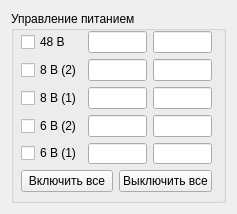
This is src/Widgets/PowerWidget.ui in AlexanderMokhov/AR-600Controller as Qt 5 draws it before an edit. The edited form follows.
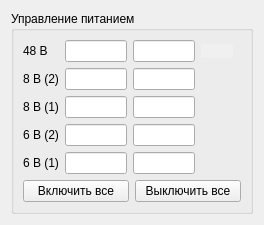
This is the edited form. Icons and pictures are not drawn.

```diff
--- a/src/Widgets/PowerWidget.ui
+++ b/src/Widgets/PowerWidget.ui
@@ -6,12 +6,12 @@
    <rect>
     <x>0</x>
     <y>0</y>
-    <width>233</width>
-    <height>210</height>
+    <width>260</width>
+    <height>228</height>
    </rect>
   </property>
   <property name="sizePolicy">
-   <sizepolicy hsizetype="Expanding" vsizetype="Expanding">
+   <sizepolicy hsizetype="Fixed" vsizetype="Fixed">
     <horstretch>0</horstretch>
     <verstretch>0</verstretch>
    </sizepolicy>
@@ -19,7 +19,10 @@
   <property name="windowTitle">
    <string>Form</string>
   </property>
-  <layout class="QGridLayout" name="gridLayout">
+  <layout class="QGridLayout" name="gridLayout_4">
+   <property name="sizeConstraint">
+    <enum>QLayout::SetFixedSize</enum>
+   </property>
    <item row="0" column="0">
     <widget class="QGroupBox" name="groupBox">
      <property name="sizePolicy">
@@ -37,20 +40,16 @@
      <property name="title">
       <string>Управление питанием</string>
      </property>
-     <widget class="QWidget" name="layoutWidget">
-      <property name="geometry">
-       <rect>
-        <x>10</x>
-        <y>20</y>
-        <width>191</width>
-        <height>161</height>
-       </rect>
-      </property>
-      <layout class="QVBoxLayout" name="verticalLayout">
-       <item>
-        <layout class="QGridLayout" name="gridLayoutTools">
+     <layout class="QGridLayout" name="gridLayout_3">
+      <item row="0" column="0">
+       <layout class="QGridLayout" name="gridLayout_2">
+        <property name="sizeConstraint">
+         <enum>QLayout::SetDefaultConstraint</enum>
+        </property>
+        <item row="0" column="0" colspan="2">
+         <layout class="QGridLayout" name="gridLayout">
          <item row="0" column="0">
-          <widget class="QCheckBox" name="checkBox48V">
+           <widget class="QLabel" name="label">
            <property name="text">
             <string>48 В</string>
            </property>
@@ -58,6 +57,12 @@
          </item>
          <item row="0" column="1">
           <widget class="QLineEdit" name="line48_U">
+            <property name="sizePolicy">
+             <sizepolicy hsizetype="Preferred" vsizetype="Fixed">
+              <horstretch>0</horstretch>
+              <verstretch>0</verstretch>
+             </sizepolicy>
+            </property>
            <property name="alignment">
             <set>Qt::AlignCenter</set>
            </property>
@@ -68,6 +73,12 @@
          </item>
          <item row="0" column="2">
           <widget class="QLineEdit" name="line48_I">
+            <property name="sizePolicy">
+             <sizepolicy hsizetype="Preferred" vsizetype="Fixed">
+              <horstretch>0</horstretch>
+              <verstretch>0</verstretch>
+             </sizepolicy>
+            </property>
            <property name="alignment">
             <set>Qt::AlignCenter</set>
            </property>
@@ -76,8 +87,70 @@
            </property>
           </widget>
          </item>
+          <item row="0" column="3">
+           <widget class="QPushButton" name="pushButton_5">
+            <property name="enabled">
+             <bool>true</bool>
+            </property>
+            <property name="sizePolicy">
+             <sizepolicy hsizetype="Fixed" vsizetype="Fixed">
+              <horstretch>0</horstretch>
+              <verstretch>0</verstretch>
+             </sizepolicy>
+            </property>
+            <property name="font">
+             <font>
+              <kerning>false</kerning>
+             </font>
+            </property>
+            <property name="mouseTracking">
+             <bool>false</bool>
+            </property>
+            <property name="autoFillBackground">
+             <bool>false</bool>
+            </property>
+            <property name="styleSheet">
+             <string notr="true">QPushButton:checked { background-color: rgb(240,240,240);; border: 0; border-style: outset; }</string>
+            </property>
+            <property name="text">
+             <string/>
+            </property>
+            <property name="icon">
+             <iconset resource="../MyResources.qrc">
+              <normaloff>:/MyIcons/Icons/off.png</normaloff>
+              <normalon>:/MyIcons/Icons/on.png</normalon>:/MyIcons/Icons/off.png</iconset>
+            </property>
+            <property name="iconSize">
+             <size>
+              <width>48</width>
+              <height>16</height>
+             </size>
+            </property>
+            <property name="checkable">
+             <bool>true</bool>
+            </property>
+            <property name="checked">
+             <bool>true</bool>
+            </property>
+            <property name="autoRepeat">
+             <bool>false</bool>
+            </property>
+            <property name="autoExclusive">
+             <bool>false</bool>
+            </property>
+            <property name="autoDefault">
+             <bool>false</bool>
+            </property>
+            <property name="default">
+             <bool>false</bool>
+            </property>
+            <property name="flat">
+             <bool>true</bool>
+            </property>
+           </widget>
+          </item>
          <item row="1" column="0">
-          <widget class="QCheckBox" name="checkBox8V2">
+           <widget class="QLabel" name="label_2">
            <property name="text">
             <string>8 В (2)</string>
            </property>
@@ -85,6 +158,12 @@
          </item>
          <item row="1" column="1">
           <widget class="QLineEdit" name="line82_U">
+            <property name="sizePolicy">
+             <sizepolicy hsizetype="Preferred" vsizetype="Fixed">
+              <horstretch>0</horstretch>
+              <verstretch>0</verstretch>
+             </sizepolicy>
+            </property>
            <property name="alignment">
             <set>Qt::AlignCenter</set>
            </property>
@@ -95,6 +174,12 @@
          </item>
          <item row="1" column="2">
           <widget class="QLineEdit" name="line82_I">
+            <property name="sizePolicy">
+             <sizepolicy hsizetype="Preferred" vsizetype="Fixed">
+              <horstretch>0</horstretch>
+              <verstretch>0</verstretch>
+             </sizepolicy>
+            </property>
            <property name="alignment">
             <set>Qt::AlignCenter</set>
            </property>
@@ -103,15 +188,84 @@
            </property>
           </widget>
          </item>
+          <item row="1" column="3">
+           <widget class="QPushButton" name="pushButton_4">
+            <property name="enabled">
+             <bool>true</bool>
+            </property>
+            <property name="sizePolicy">
+             <sizepolicy hsizetype="Fixed" vsizetype="Fixed">
+              <horstretch>0</horstretch>
+              <verstretch>0</verstretch>
+             </sizepolicy>
+            </property>
+            <property name="font">
+             <font>
+              <kerning>false</kerning>
+             </font>
+            </property>
+            <property name="text">
+             <string/>
+            </property>
+            <property name="icon">
+             <iconset resource="../MyResources.qrc">
+              <normaloff>:/MyIcons/Icons/off.png</normaloff>
+              <normalon>:/MyIcons/Icons/on.png</normalon>:/MyIcons/Icons/off.png</iconset>
+            </property>
+            <property name="iconSize">
+             <size>
+              <width>48</width>
+              <height>16</height>
+             </size>
+            </property>
+            <property name="checkable">
+             <bool>true</bool>
+            </property>
+            <property name="autoRepeat">
+             <bool>false</bool>
+            </property>
+            <property name="autoExclusive">
+             <bool>false</bool>
+            </property>
+            <property name="default">
+             <bool>false</bool>
+            </property>
+            <property name="flat">
+             <bool>true</bool>
+            </property>
+           </widget>
+          </item>
          <item row="2" column="0">
-          <widget class="QCheckBox" name="checkBox8V1">
+           <widget class="QLabel" name="label_3">
            <property name="text">
             <string>8 В (1)</string>
            </property>
           </widget>
          </item>
+          <item row="2" column="1">
+           <widget class="QLineEdit" name="line81_U">
+            <property name="sizePolicy">
+             <sizepolicy hsizetype="Preferred" vsizetype="Fixed">
+              <horstretch>0</horstretch>
+              <verstretch>0</verstretch>
+             </sizepolicy>
+            </property>
+            <property name="alignment">
+             <set>Qt::AlignCenter</set>
+            </property>
+            <property name="readOnly">
+             <bool>true</bool>
+            </property>
+           </widget>
+          </item>
          <item row="2" column="2">
           <widget class="QLineEdit" name="line81_I">
+            <property name="sizePolicy">
+             <sizepolicy hsizetype="Preferred" vsizetype="Fixed">
+              <horstretch>0</horstretch>
+              <verstretch>0</verstretch>
+             </sizepolicy>
+            </property>
            <property name="alignment">
             <set>Qt::AlignCenter</set>
            </property>
@@ -120,8 +274,55 @@
            </property>
           </widget>
          </item>
+          <item row="2" column="3">
+           <widget class="QPushButton" name="pushButton_3">
+            <property name="enabled">
+             <bool>true</bool>
+            </property>
+            <property name="sizePolicy">
+             <sizepolicy hsizetype="Fixed" vsizetype="Fixed">
+              <horstretch>0</horstretch>
+              <verstretch>0</verstretch>
+             </sizepolicy>
+            </property>
+            <property name="font">
+             <font>
+              <kerning>false</kerning>
+             </font>
+            </property>
+            <property name="text">
+             <string/>
+            </property>
+            <property name="icon">
+             <iconset resource="../MyResources.qrc">
+              <normaloff>:/MyIcons/Icons/off.png</normaloff>
+              <normalon>:/MyIcons/Icons/on.png</normalon>:/MyIcons/Icons/off.png</iconset>
+            </property>
+            <property name="iconSize">
+             <size>
+              <width>48</width>
+              <height>16</height>
+             </size>
+            </property>
+            <property name="checkable">
+             <bool>true</bool>
+            </property>
+            <property name="autoRepeat">
+             <bool>false</bool>
+            </property>
+            <property name="autoExclusive">
+             <bool>false</bool>
+            </property>
+            <property name="default">
+             <bool>false</bool>
+            </property>
+            <property name="flat">
+             <bool>true</bool>
+            </property>
+           </widget>
+          </item>
          <item row="3" column="0">
-          <widget class="QCheckBox" name="checkBox6V2">
+           <widget class="QLabel" name="label_4">
            <property name="text">
             <string>6 В (2)</string>
            </property>
@@ -129,6 +330,12 @@
          </item>
          <item row="3" column="1">
           <widget class="QLineEdit" name="line62_U">
+            <property name="sizePolicy">
+             <sizepolicy hsizetype="Preferred" vsizetype="Fixed">
+              <horstretch>0</horstretch>
+              <verstretch>0</verstretch>
+             </sizepolicy>
+            </property>
            <property name="alignment">
             <set>Qt::AlignCenter</set>
            </property>
@@ -139,6 +346,12 @@
          </item>
          <item row="3" column="2">
           <widget class="QLineEdit" name="line62_I">
+            <property name="sizePolicy">
+             <sizepolicy hsizetype="Preferred" vsizetype="Fixed">
+              <horstretch>0</horstretch>
+              <verstretch>0</verstretch>
+             </sizepolicy>
+            </property>
            <property name="alignment">
             <set>Qt::AlignCenter</set>
            </property>
@@ -147,8 +360,55 @@
            </property>
           </widget>
          </item>
+          <item row="3" column="3">
+           <widget class="QPushButton" name="pushButton_2">
+            <property name="enabled">
+             <bool>true</bool>
+            </property>
+            <property name="sizePolicy">
+             <sizepolicy hsizetype="Fixed" vsizetype="Fixed">
+              <horstretch>0</horstretch>
+              <verstretch>0</verstretch>
+             </sizepolicy>
+            </property>
+            <property name="font">
+             <font>
+              <kerning>false</kerning>
+             </font>
+            </property>
+            <property name="text">
+             <string/>
+            </property>
+            <property name="icon">
+             <iconset resource="../MyResources.qrc">
+              <normaloff>:/MyIcons/Icons/off.png</normaloff>
+              <normalon>:/MyIcons/Icons/on.png</normalon>:/MyIcons/Icons/off.png</iconset>
+            </property>
+            <property name="iconSize">
+             <size>
+              <width>48</width>
+              <height>16</height>
+             </size>
+            </property>
+            <property name="checkable">
+             <bool>true</bool>
+            </property>
+            <property name="autoRepeat">
+             <bool>false</bool>
+            </property>
+            <property name="autoExclusive">
+             <bool>false</bool>
+            </property>
+            <property name="default">
+             <bool>false</bool>
+            </property>
+            <property name="flat">
+             <bool>true</bool>
+            </property>
+           </widget>
+          </item>
          <item row="4" column="0">
-          <widget class="QCheckBox" name="checkBox6V1">
+           <widget class="QLabel" name="label_5">
            <property name="text">
             <string>6 В (1)</string>
            </property>
@@ -156,6 +416,12 @@
          </item>
          <item row="4" column="1">
           <widget class="QLineEdit" name="line61_U">
+            <property name="sizePolicy">
+             <sizepolicy hsizetype="Preferred" vsizetype="Fixed">
+              <horstretch>0</horstretch>
+              <verstretch>0</verstretch>
+             </sizepolicy>
+            </property>
            <property name="alignment">
             <set>Qt::AlignCenter</set>
            </property>
@@ -166,6 +432,12 @@
          </item>
          <item row="4" column="2">
           <widget class="QLineEdit" name="line61_I">
+            <property name="sizePolicy">
+             <sizepolicy hsizetype="Preferred" vsizetype="Fixed">
+              <horstretch>0</horstretch>
+              <verstretch>0</verstretch>
+             </sizepolicy>
+            </property>
            <property name="alignment">
             <set>Qt::AlignCenter</set>
            </property>
@@ -174,22 +446,69 @@
            </property>
           </widget>
          </item>
-         <item row="2" column="1">
-          <widget class="QLineEdit" name="line81_U">
-           <property name="alignment">
-            <set>Qt::AlignCenter</set>
-           </property>
-           <property name="readOnly">
+          <item row="4" column="3">
+           <widget class="QPushButton" name="pushButton_6">
+            <property name="enabled">
+             <bool>true</bool>
+            </property>
+            <property name="sizePolicy">
+             <sizepolicy hsizetype="Fixed" vsizetype="Fixed">
+              <horstretch>0</horstretch>
+              <verstretch>0</verstretch>
+             </sizepolicy>
+            </property>
+            <property name="font">
+             <font>
+              <kerning>false</kerning>
+             </font>
+            </property>
+            <property name="text">
+             <string/>
+            </property>
+            <property name="icon">
+             <iconset resource="../MyResources.qrc">
+              <normaloff>:/MyIcons/Icons/off.png</normaloff>
+              <normalon>:/MyIcons/Icons/on.png</normalon>:/MyIcons/Icons/off.png</iconset>
+            </property>
+            <property name="iconSize">
+             <size>
+              <width>48</width>
+              <height>16</height>
+             </size>
+            </property>
+            <property name="checkable">
+             <bool>true</bool>
+            </property>
+            <property name="autoRepeat">
+             <bool>false</bool>
+            </property>
+            <property name="autoExclusive">
+             <bool>false</bool>
+            </property>
+            <property name="default">
+             <bool>false</bool>
+            </property>
+            <property name="flat">
             <bool>true</bool>
            </property>
           </widget>
          </item>
         </layout>
        </item>
-       <item>
-        <layout class="QHBoxLayout" name="horizontalLayout">
-         <item>
+        <item row="1" column="0">
           <widget class="QPushButton" name="ButtonOnAll">
+          <property name="sizePolicy">
+           <sizepolicy hsizetype="Ignored" vsizetype="Fixed">
+            <horstretch>0</horstretch>
+            <verstretch>0</verstretch>
+           </sizepolicy>
+          </property>
+          <property name="maximumSize">
+           <size>
+            <width>106</width>
+            <height>16777215</height>
+           </size>
+          </property>
            <property name="contextMenuPolicy">
             <enum>Qt::PreventContextMenu</enum>
            </property>
@@ -198,18 +517,35 @@
            </property>
           </widget>
          </item>
-         <item>
+        <item row="1" column="1">
           <widget class="QPushButton" name="ButtonOffAll">
+          <property name="sizePolicy">
+           <sizepolicy hsizetype="Ignored" vsizetype="Fixed">
+            <horstretch>0</horstretch>
+            <verstretch>0</verstretch>
+           </sizepolicy>
+          </property>
+          <property name="maximumSize">
+           <size>
+            <width>106</width>
+            <height>16777215</height>
+           </size>
+          </property>
            <property name="text">
             <string>Выключить все</string>
            </property>
+          <property name="default">
+           <bool>false</bool>
+          </property>
+          <property name="flat">
+           <bool>false</bool>
+          </property>
           </widget>
          </item>
         </layout>
        </item>
       </layout>
      </widget>
-    </widget>
    </item>
   </layout>
  </widget>
```
Left out of the diff: 4 changed lines with no effect on the pictures. Lines whose indentation alone changed are shown as unchanged.
